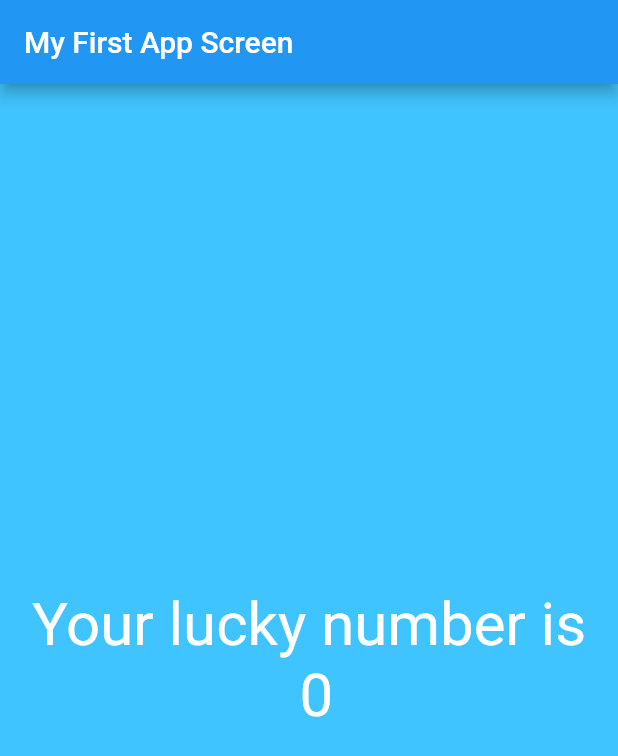
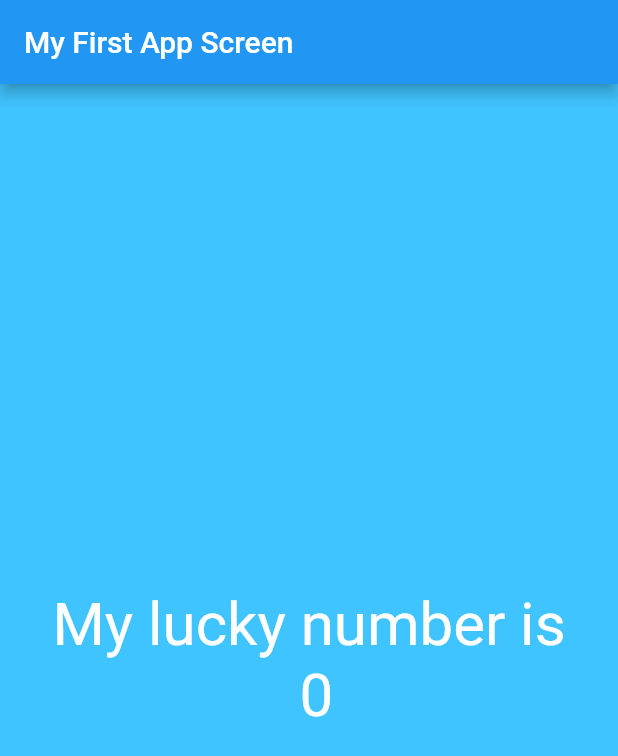
Before and after one commit to ledrocking/flutter_app, a Flutter app: the screen it shows after launch, on a phone screen of 412 x 824 dp. Shown: the top 756 px of the screen. Run offline on Flutter 3.47's test engine with Material 2 defaults, Android fonts, the phone set to English and light mode, and no system bars.

Commit message:
My Lucky Number

```diff
--- a/lib/app_screens/first_screen.dart
+++ b/lib/app_screens/first_screen.dart
@@ -22,7 +22,7 @@ class FirstScreen extends StatelessWidget{
   String generateLuckyNumber() {
     var random = Random();
     int luckyNumber = random.nextInt(10);
-    return "Your lucky number is \n $luckyNumber";
+    return "My lucky number is \n $luckyNumber";
   }
 
 }
```
